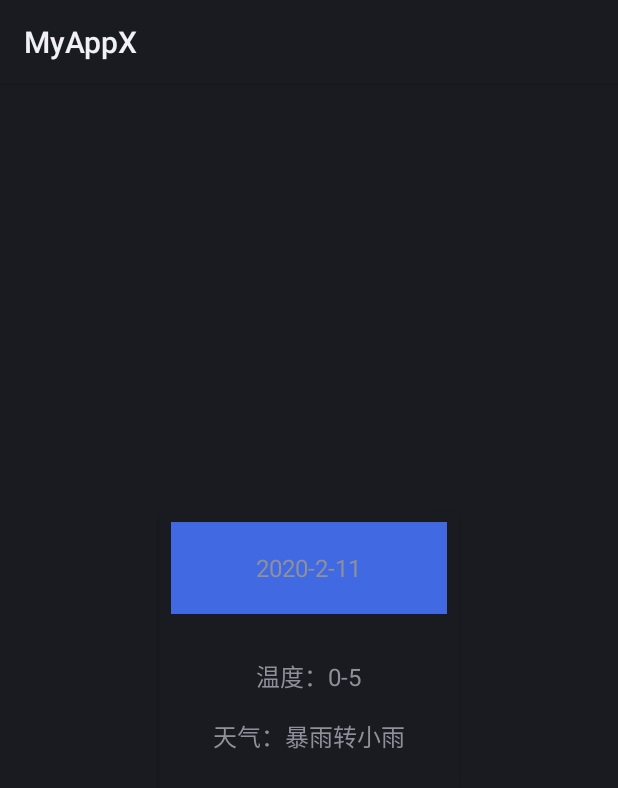
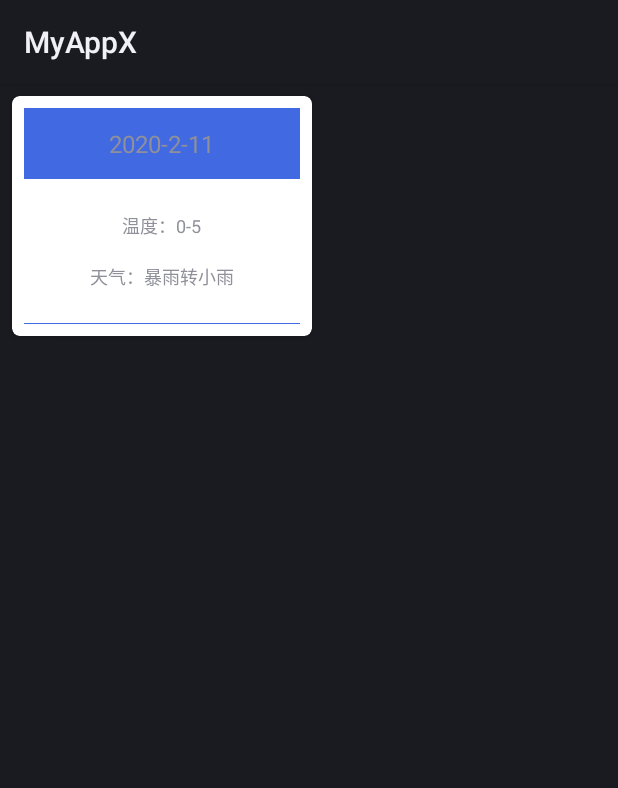
Before and after one commit to food91/Weather, an Android app: the layout detailmarker_layout.xml on its own in the app's theme, with its tools: preview values and no code run, on a phone screen of 412 x 824 dp. Shown: the top 788 px of the screen. Run offline under Robolectric (Android 15) with nearby library versions, the phone set to English and light mode, and no system bars.

Commit message:
DetailWeatherActivity完成

```diff
--- a/app/src/main/java/acitivity/MyApplication.java
+++ b/app/src/main/java/acitivity/MyApplication.java
@@ -5,6 +5,7 @@ import android.app.Application;
 import com.orhanobut.logger.AndroidLogAdapter;
 import com.orhanobut.logger.Logger;
 
+import control.UtilX;
 
 
 public class MyApplication extends Application {
@@ -27,6 +28,7 @@ public class MyApplication extends Application {
     private void init(){
         Logger.addLogAdapter(new AndroidLogAdapter());
         Logger.d("-----------init");
+        UtilX.isDebug=true;
     }
 
 }
--- a/app/src/main/res/layout/detailmarker_layout.xml
+++ b/app/src/main/res/layout/detailmarker_layout.xml
@@ -1,10 +1,15 @@
 <?xml version="1.0" encoding="utf-8"?>
-<androidx.cardview.widget.CardView xmlns:android="http://schemas.android.com/apk/res/android"
-    android:layout_width="@dimen/card_detailweather"
+
+<androidx.cardview.widget.CardView
+    android:layout_width="@dimen/card_detailweather_width"
     android:layout_height="@dimen/card_detailweather"
-    xmlns:card_view="http://schemas.android.com/apk/res-auto"
-    android:layout_gravity="center"
-    card_view:cardCornerRadius="4dp">
+    xmlns:app="http://schemas.android.com/apk/res-auto"
+    app:cardCornerRadius="5dp"
+    app:cardElevation="2dp"
+    android:layout_margin="@dimen/margin"
+    app:cardBackgroundColor="@color/white"
+    xmlns:android="http://schemas.android.com/apk/res/android">
+
     <LinearLayout
         android:layout_width="match_parent"
         android:layout_height="match_parent"
@@ -40,7 +45,7 @@
             android:layout_height="wrap_content"
             android:text="温度：0-5"
             android:layout_margin="@dimen/margin"
-            android:textSize="@dimen/card_text"
+            android:textSize="@dimen/card_text_small"
             />
         <TextView
             android:id="@+id/tv_wea"
@@ -48,8 +53,16 @@
             android:layout_height="wrap_content"
             android:text="天气：暴雨转小雨"
             android:layout_margin="@dimen/margin"
-            android:textSize="@dimen/card_text"
+            android:textSize="@dimen/card_text_small"
             />
     </LinearLayout>
+    <LinearLayout
+        android:layout_width="match_parent"
+        android:layout_height="0dp"
+        android:layout_weight="0.01"
+        android:orientation="vertical"
+        android:gravity="center"
+        android:background="@color/colorPrimary"
+        />
     </LinearLayout>
 </androidx.cardview.widget.CardView>
--- a/app/src/main/res/layout/toolbar.xml
+++ b/app/src/main/res/layout/toolbar.xml
@@ -22,6 +22,7 @@
             app:layout_scrollFlags="scroll|exitUntilCollapsed">
 
             <ImageView
+                android:id="@+id/iv_toolbar"
                 android:layout_width="match_parent"
                 android:layout_height="wrap_content"
                 android:src="@mipmap/weather"
--- a/app/src/main/res/values/strings.xml
+++ b/app/src/main/res/values/strings.xml
@@ -30,6 +30,7 @@
     <dimen name="App_big">44sp</dimen>
     <dimen name="card_title">24sp</dimen>
     <dimen name="card_text">16sp</dimen>
+    <dimen name="card_text_small">12sp</dimen>
     <dimen name="card_one">48dp</dimen>
     <dimen name="card_three">88dp</dimen>
     <dimen name="view_text">5sp</dimen>
@@ -42,6 +43,7 @@
     <dimen name="fab_margin">16dp</dimen>
     <dimen name="bar_height">200dp</dimen>
     <dimen name="margin">8dp</dimen>
-    <dimen name="card_detailweather">200dp</dimen>
+    <dimen name="card_detailweather">160dp</dimen>
+    <dimen name="card_detailweather_width">200dp</dimen>
 
 </resources>
```
Also changed, not shown: app/src/main/java/acitivity/DetailWeatherActivity.java (+59 -35 lines), app/src/main/java/control/UtilX.java (+8 -0 lines), app/src/main/java/fragment/DetailFragment.java (added, +38 -0 lines), app/src/main/java/view/DetailsMarkerView.java (+8 -4 lines), app/src/main/res/drawable/detail_weather_back.xml (added, +17 -0 lines), app/src/main/res/layout/activity_detail_weather.xml (+13 -14 lines).
